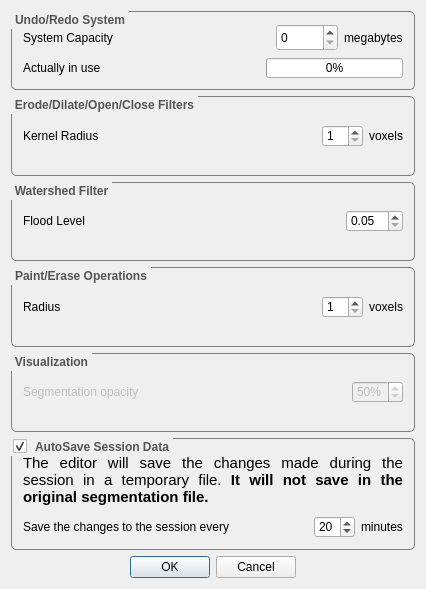
This is QtPreferences.ui in FelixdelasPozas/EspinaVolumeEditor as Qt 5 draws it before an edit. The edited form follows.
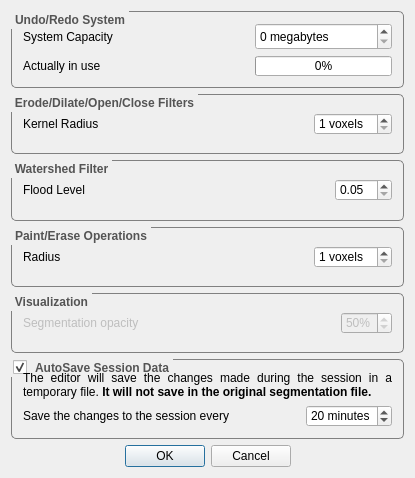
This is the edited form. Icons and pictures are not drawn.

The edit to the form file:
```diff
--- a/QtPreferences.ui
+++ b/QtPreferences.ui
@@ -9,8 +9,8 @@
    <rect>
     <x>0</x>
     <y>0</y>
-    <width>426</width>
-    <height>589</height>
+    <width>415</width>
+    <height>478</height>
    </rect>
   </property>
   <property name="sizePolicy">
@@ -21,8 +21,14 @@
   </property>
   <property name="minimumSize">
    <size>
-    <width>426</width>
-    <height>589</height>
+    <width>415</width>
+    <height>478</height>
+   </size>
+  </property>
+  <property name="maximumSize">
+   <size>
+    <width>415</width>
+    <height>478</height>
    </size>
   </property>
   <property name="contextMenuPolicy">
@@ -67,10 +73,13 @@
      <property name="title">
       <string>Undo/Redo System</string>
      </property>
+     <property name="alignment">
+      <set>Qt::AlignCenter</set>
+     </property>
      <layout class="QVBoxLayout" name="verticalLayout_2">
       <item>
-       <layout class="QHBoxLayout" name="horizontalLayout" stretch="1,0,0">
-        <item>
+       <layout class="QGridLayout" name="gridLayout" rowstretch="0,0,0" columnstretch="1,0">
+        <item row="0" column="0">
          <widget class="QLabel" name="label_2">
           <property name="toolTip">
            <string>System capacity in Megabytes</string>
@@ -80,7 +89,7 @@
           </property>
          </widget>
         </item>
-        <item>
+        <item row="0" column="1">
          <widget class="QSpinBox" name="sizeBox">
           <property name="minimumSize">
            <size>
@@ -88,6 +97,9 @@
             <height>27</height>
            </size>
           </property>
+          <property name="suffix">
+           <string> megabytes</string>
+          </property>
           <property name="maximum">
            <number>4000</number>
           </property>
@@ -96,21 +108,7 @@
           </property>
          </widget>
         </item>
-        <item>
-         <widget class="QLabel" name="label_10">
-          <property name="text">
-           <string>megabytes</string>
-          </property>
-         </widget>
-        </item>
-       </layout>
-      </item>
-      <item>
-       <layout class="QHBoxLayout" name="horizontalLayout_2" stretch="1,1">
-        <property name="sizeConstraint">
-         <enum>QLayout::SetMinAndMaxSize</enum>
-        </property>
-        <item>
+        <item row="1" column="0">
          <widget class="QLabel" name="label_3">
           <property name="toolTip">
            <string>System occupation</string>
@@ -120,7 +118,7 @@
           </property>
          </widget>
         </item>
-        <item>
+        <item row="1" column="1">
          <widget class="QProgressBar" name="capacityBar">
           <property name="minimumSize">
            <size>
@@ -137,6 +135,9 @@
           <property name="value">
            <number>0</number>
           </property>
+          <property name="alignment">
+           <set>Qt::AlignCenter</set>
+          </property>
          </widget>
         </item>
        </layout>
@@ -171,7 +172,7 @@
      </property>
      <layout class="QVBoxLayout" name="verticalLayout_3">
       <item>
-       <layout class="QHBoxLayout" stretch="1,0,0">
+       <layout class="QHBoxLayout" stretch="1,0">
         <property name="sizeConstraint">
          <enum>QLayout::SetDefaultConstraint</enum>
         </property>
@@ -208,6 +209,9 @@
           <property name="buttonSymbols">
            <enum>QAbstractSpinBox::UpDownArrows</enum>
           </property>
+          <property name="suffix">
+           <string> voxels</string>
+          </property>
           <property name="minimum">
            <number>1</number>
           </property>
@@ -219,13 +223,6 @@
           </property>
          </widget>
         </item>
-        <item>
-         <widget class="QLabel" name="label_11">
-          <property name="text">
-           <string>voxels</string>
-          </property>
-         </widget>
-        </item>
        </layout>
       </item>
      </layout>
@@ -311,7 +308,7 @@
      </property>
      <layout class="QVBoxLayout" name="verticalLayout_6">
       <item>
-       <layout class="QHBoxLayout" name="horizontalLayout_6" stretch="1,0,0">
+       <layout class="QHBoxLayout" name="horizontalLayout_6" stretch="1,0">
         <item>
          <widget class="QLabel" name="label_8">
           <property name="text">
@@ -321,6 +318,9 @@
         </item>
         <item>
          <widget class="QSpinBox" name="paintRadiusBox">
+          <property name="suffix">
+           <string> voxels</string>
+          </property>
           <property name="minimum">
            <number>1</number>
           </property>
@@ -332,13 +332,6 @@
           </property>
          </widget>
         </item>
-        <item>
-         <widget class="QLabel" name="label_12">
-          <property name="text">
-           <string>voxels</string>
-          </property>
-         </widget>
-        </item>
        </layout>
       </item>
      </layout>
@@ -431,18 +424,11 @@
      <layout class="QVBoxLayout" name="verticalLayout_7">
       <item>
        <widget class="QLabel" name="label_9">
-        <property name="minimumSize">
-         <size>
-          <width>0</width>
-          <height>60</height>
-         </size>
+        <property name="mouseTracking">
+         <bool>false</bool>
         </property>
         <property name="text">
-         <string>&lt;!DOCTYPE HTML PUBLIC &quot;-//W3C//DTD HTML 4.0//EN&quot; &quot;http://www.w3.org/TR/REC-html40/strict.dtd&quot;&gt;
-&lt;html&gt;&lt;head&gt;&lt;meta name=&quot;qrichtext&quot; content=&quot;1&quot; /&gt;&lt;style type=&quot;text/css&quot;&gt;
-p, li { white-space: pre-wrap; }
-&lt;/style&gt;&lt;/head&gt;&lt;body style=&quot; font-family:'Ubuntu'; font-size:11pt; font-weight:400; font-style:normal;&quot;&gt;
-&lt;p style=&quot; margin-top:0px; margin-bottom:0px; margin-left:0px; margin-right:0px; -qt-block-indent:0; text-indent:0px;&quot;&gt;The editor will save the changes made during the session in a temporary file.&lt;span style=&quot; font-weight:600;&quot;&gt; It will not save in the original segmentation file.&lt;/span&gt;&lt;/p&gt;&lt;/body&gt;&lt;/html&gt;</string>
+         <string>The editor will save the changes made during the session in a temporary file.&lt;b&gt; It will not save in the original segmentation file.&lt;/b&gt;</string>
         </property>
         <property name="textFormat">
          <enum>Qt::RichText</enum>
@@ -459,13 +445,13 @@
         <property name="margin">
          <number>0</number>
         </property>
-        <property name="textInteractionFlags">
-         <set>Qt::NoTextInteraction</set>
+        <property name="indent">
+         <number>0</number>
         </property>
        </widget>
       </item>
       <item>
-       <layout class="QHBoxLayout" name="horizontalLayout_4" stretch="1,0,0">
+       <layout class="QHBoxLayout" name="horizontalLayout_4" stretch="1,0">
         <item>
          <widget class="QLabel" name="label_6">
           <property name="text">
@@ -478,6 +464,9 @@
           <property name="frame">
            <bool>true</bool>
           </property>
+          <property name="suffix">
+           <string> minutes</string>
+          </property>
           <property name="minimum">
            <number>5</number>
           </property>
@@ -492,13 +481,6 @@
           </property>
          </widget>
         </item>
-        <item>
-         <widget class="QLabel" name="label_7">
-          <property name="text">
-           <string>minutes</string>
-          </property>
-         </widget>
-        </item>
        </layout>
       </item>
      </layout>
```
